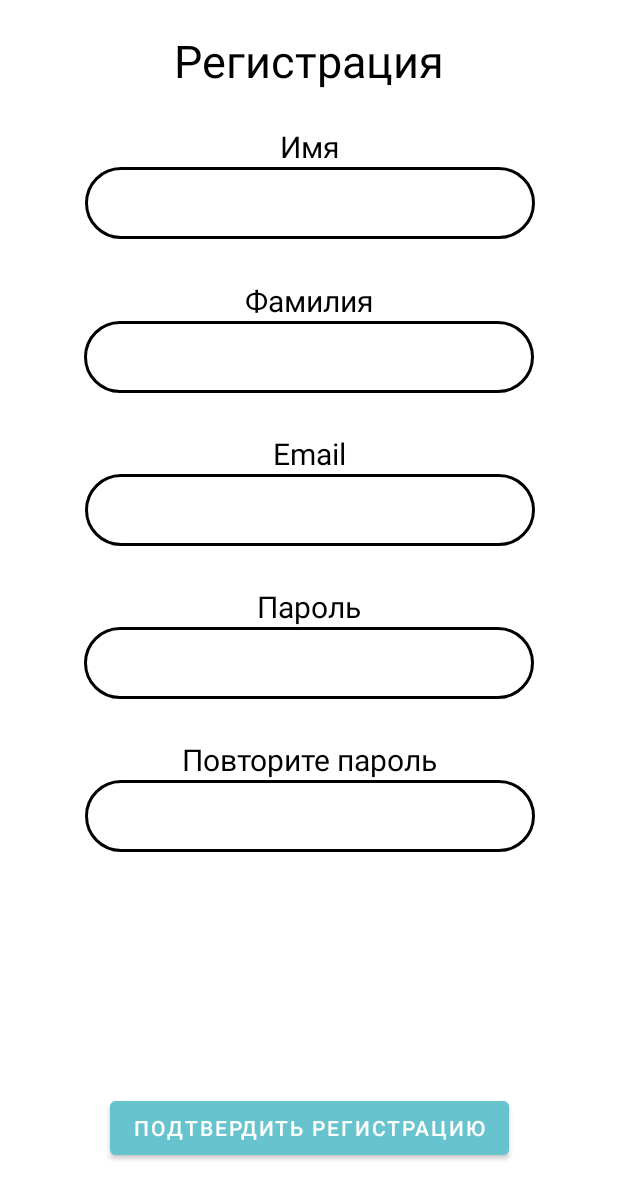
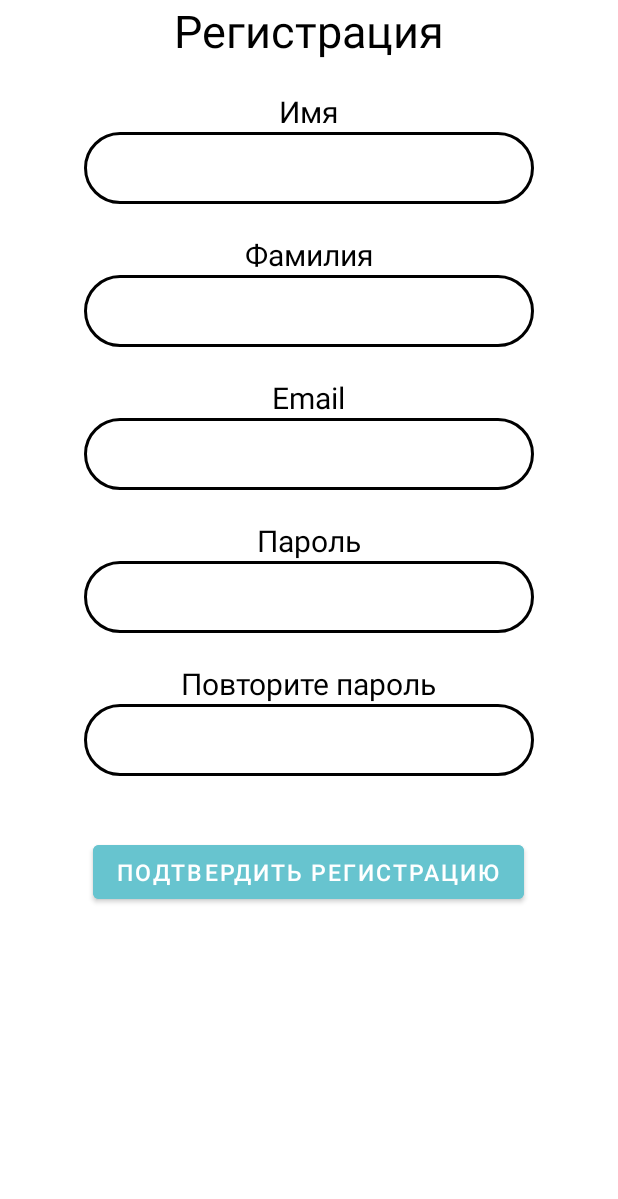
Before and after one commit to AlexanderPerehodyuk/CyberProAndroid, an Android app: the RegisterActivity screen opened directly, with no data from a screen before it, on a phone screen of 412 x 824 dp. Shown: the top 1199 px of the screen. Run offline under Robolectric (Android 15) with nearby library versions, the phone set to English and light mode, and no system bars.

Commit message:
ahmed 2/1

```diff
--- a/app/src/main/res/layout/activity_login.xml
+++ b/app/src/main/res/layout/activity_login.xml
@@ -69,16 +69,16 @@
         app:layout_constraintTop_toBottomOf="@+id/passwordText" />
 
     <Button
-        android:backgroundTint="#67C4CF"
         android:id="@+id/buttonRegister"
         android:layout_width="wrap_content"
         android:layout_height="wrap_content"
-        android:layout_marginBottom="48dp"
+        android:layout_marginTop="50dp"
+        android:backgroundTint="#67C4CF"
         android:onClick="enter"
         android:text="@string/enter"
-        app:layout_constraintBottom_toBottomOf="parent"
         app:layout_constraintEnd_toEndOf="parent"
-        app:layout_constraintStart_toStartOf="parent" />
+        app:layout_constraintStart_toStartOf="parent"
+        app:layout_constraintTop_toBottomOf="@+id/editPassword" />
 
     <androidx.constraintlayout.widget.Guideline
         android:id="@+id/guideline3"
--- a/app/src/main/res/layout/activity_register.xml
+++ b/app/src/main/res/layout/activity_register.xml
@@ -1,10 +1,15 @@
 <?xml version="1.0" encoding="utf-8"?>
-<androidx.constraintlayout.widget.ConstraintLayout xmlns:android="http://schemas.android.com/apk/res/android"
+<ScrollView
+    xmlns:android="http://schemas.android.com/apk/res/android"
     xmlns:app="http://schemas.android.com/apk/res-auto"
     android:layout_width="match_parent"
     android:layout_height="match_parent">
-
+    <LinearLayout xmlns:android="http://schemas.android.com/apk/res/android"
+        android:orientation="vertical" android:layout_width="match_parent"
+        android:layout_height="match_parent"
+        android:gravity="center">
     <TextView
+        android:layout_marginBottom="20dp"
         android:id="@+id/registerText"
         android:layout_width="wrap_content"
         android:layout_height="wrap_content"
@@ -27,6 +32,7 @@
         app:layout_constraintTop_toTopOf="@+id/guideline4" />
 
     <EditText
+        android:layout_marginBottom="20dp"
         android:id="@+id/editName"
         android:layout_width="300dp"
         android:layout_height="wrap_content"
@@ -53,6 +59,7 @@
         app:layout_constraintTop_toTopOf="@+id/guideline5" />
 
     <EditText
+        android:layout_marginBottom="20dp"
         android:id="@+id/editSurname"
         android:layout_width="300dp"
         android:layout_height="wrap_content"
@@ -79,6 +86,7 @@
         app:layout_constraintTop_toTopOf="@+id/guideline6" />
 
     <EditText
+        android:layout_marginBottom="20dp"
         android:id="@+id/editMail"
         android:layout_width="300dp"
         android:layout_height="wrap_content"
@@ -105,6 +113,7 @@
         app:layout_constraintTop_toTopOf="@+id/guideline7" />
 
     <EditText
+        android:layout_marginBottom="20dp"
         android:id="@+id/editPassword"
         android:layout_width="300dp"
         android:layout_height="wrap_content"
@@ -140,17 +149,19 @@
         android:inputType="textPassword"
         android:minWidth="48dp"
         android:minHeight="48dp"
+        android:layout_marginBottom="40dp"
         android:textColor="@color/black"
         app:layout_constraintEnd_toEndOf="@+id/passwordAgainText"
         app:layout_constraintStart_toStartOf="@+id/passwordAgainText"
         app:layout_constraintTop_toBottomOf="@+id/passwordAgainText" />
 
     <Button
+        android:textSize="15dp"
         android:backgroundTint="#67C4CF"
         android:id="@+id/buttonRegister"
         android:layout_width="wrap_content"
         android:layout_height="wrap_content"
-        android:layout_marginBottom="48dp"
+        android:layout_marginBottom="20dp"
         android:onClick="register"
         android:text="@string/make_register"
         app:layout_constraintBottom_toBottomOf="parent"
@@ -198,5 +209,5 @@
         android:layout_height="wrap_content"
         android:orientation="horizontal"
         app:layout_constraintGuide_begin="493dp" />
-
-</androidx.constraintlayout.widget.ConstraintLayout>
+</LinearLayout>
+</ScrollView>
```
